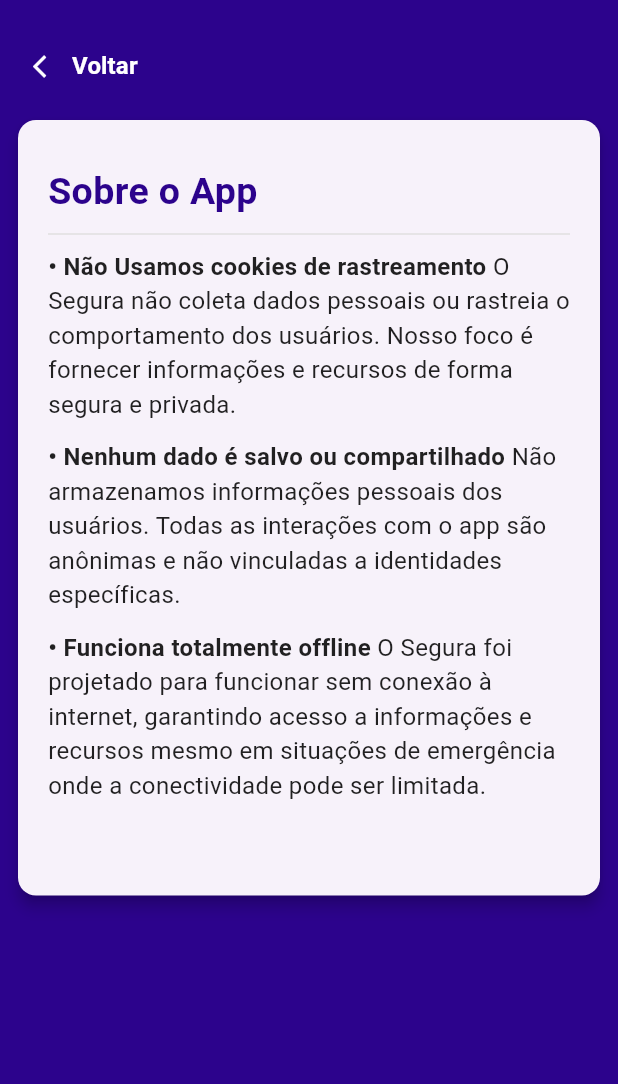
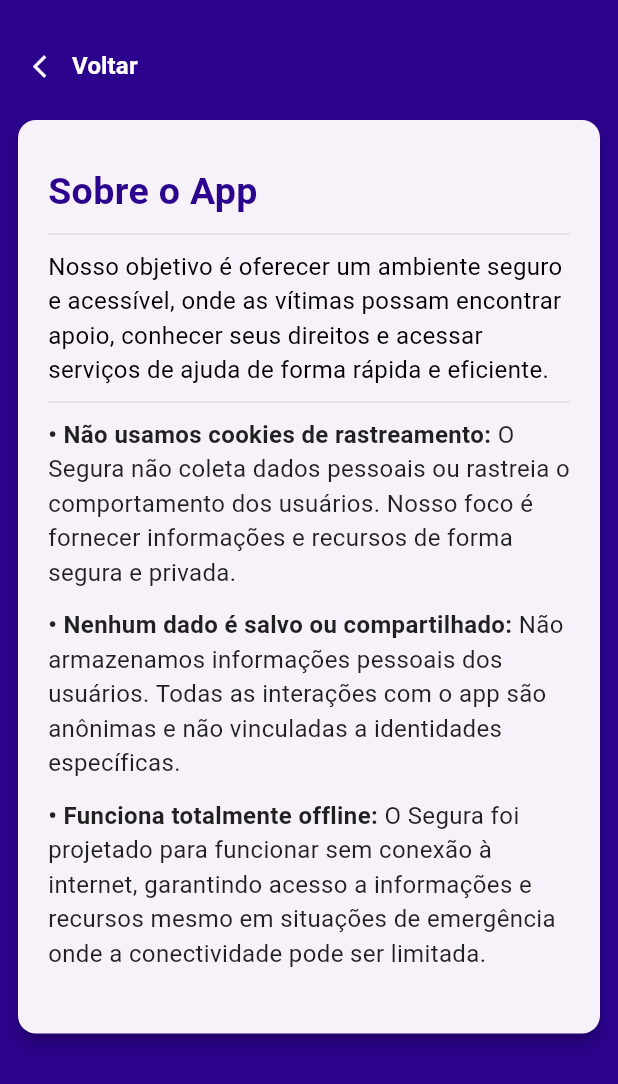
Before and after one commit to semellicodes/segura-app-flutter, a Flutter app: the SobreApp screen opened directly, on a phone screen of 412 x 824 dp. Shown: the top 1084 px of the screen. Run offline on Flutter 3.47's test engine with Material 3 defaults, Android fonts, the phone set to English and light mode, and no system bars.

Commit message:
renomeando sobreAPP + Text+divider no sobre_app

```diff
--- a/lib/screens/sobre_app.dart
+++ b/lib/screens/sobre_app.dart
@@ -53,13 +53,24 @@ class SobreApp extends StatelessWidget {
                           thickness: 1,
                           height: 20,
                         ),
+                        Text(
+                          "Nosso objetivo é oferecer um ambiente seguro e acessível, onde as vítimas possam encontrar apoio, conhecer seus direitos e acessar serviços de ajuda de forma rápida e eficiente.",
+                          style: TextStyle(
+                            color: const Color.fromARGB(255, 0, 0, 0),
+                            fontSize: 16,
+                          ),
+                        ),
+                        Divider(
+                          color: Colors.grey[300],
+                          thickness: 1,
+                          height: 20,
+                        ),
                         ...AppData.sobreApp.entries.map((entry) {
                           return ItemSobreapp(
                             titulo: entry.key,
                             descricao: entry.value,
                           );
                         }),
-                        SizedBox(height: 20),
                       ],
                     ),
                   ),
--- a/lib/theme/app_data.dart
+++ b/lib/theme/app_data.dart
@@ -56,11 +56,11 @@ class AppData {
   };
 
   static const Map<String, String> sobreApp = {
-    "Não Usamos cookies de rastreamento":
+    "Não usamos cookies de rastreamento:":
         "O Segura não coleta dados pessoais ou rastreia o comportamento dos usuários. Nosso foco é fornecer informações e recursos de forma segura e privada.",
-    "Nenhum dado é salvo ou compartilhado":
+    "Nenhum dado é salvo ou compartilhado:":
         "Não armazenamos informações pessoais dos usuários. Todas as interações com o app são anônimas e não vinculadas a identidades específicas.",
-    "Funciona totalmente offline":
+    "Funciona totalmente offline:":
         "O Segura foi projetado para funcionar sem conexão à internet, garantindo acesso a informações e recursos mesmo em situações de emergência onde a conectividade pode ser limitada.",
   };
 }
```
